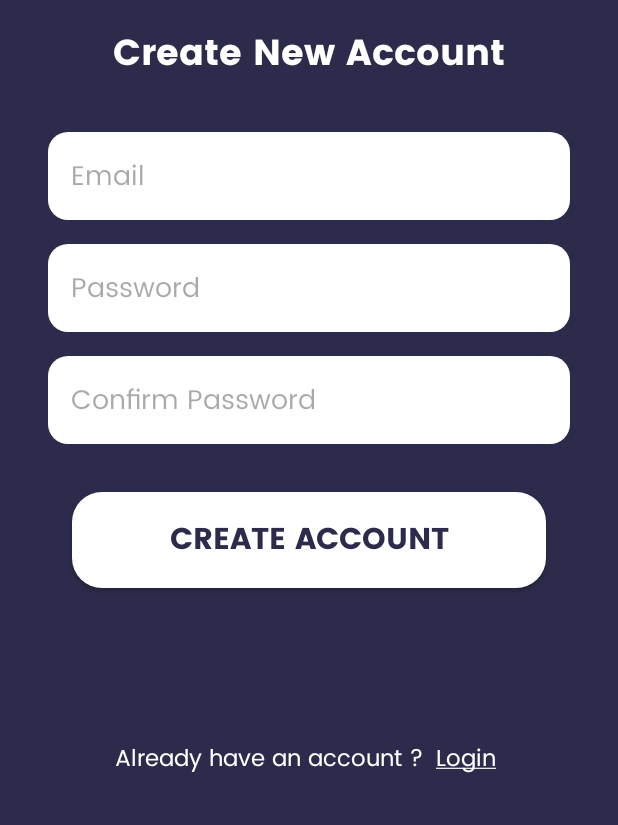
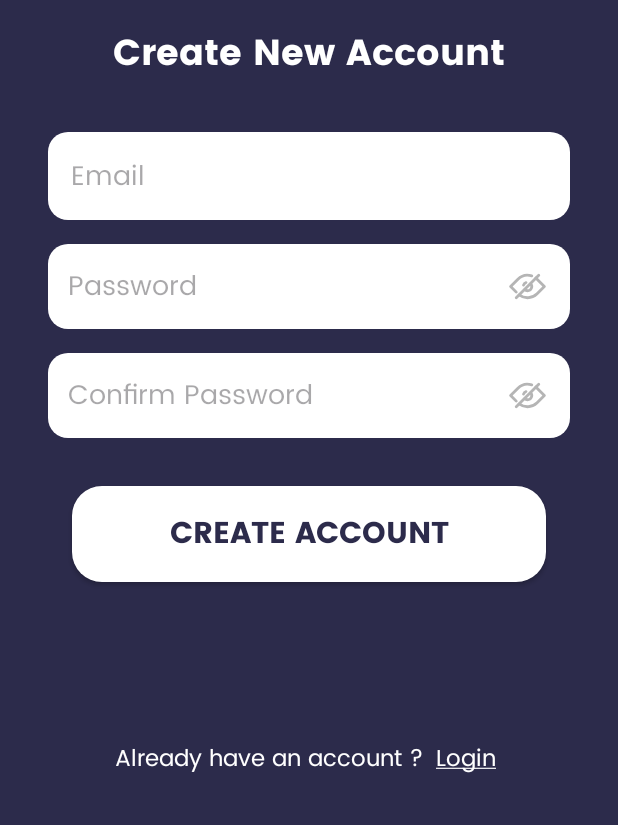
Before and after one commit to MianAbubakr/Notes-Vortex, an Android app: the CreateAccount screen opened directly, with no data from a screen before it, on a phone screen of 412 x 824 dp, the part 411-1236 px from its top. Run offline under Robolectric (Android 15) with nearby library versions, the phone set to English and light mode, and no system bars; our stand-ins replace Firebase (no records; nobody signed in at launch, a user with empty details on screens opened directly).

Commit message:
UI - Updates - Changes - UI Bugs Fixed - KeBoard Hide - Password Toggel Button IMplementation

```diff
--- /dev/null
+++ b/app/src/main/res/drawable/hide.xml
@@ -0,0 +1,6 @@
+<vector android:height="30dp" android:viewportHeight="32"
+    android:viewportWidth="32" android:width="30dp" xmlns:android="http://schemas.android.com/apk/res/android">
+    <path android:fillColor="#b5b5b5" android:pathData="M8,21a1,1 0,0 1,-0.71 -0.29l-4,-4a1,1 0,0 1,0 -1.42l5.18,-5.17a10.59,10.59 0,0 1,10.84 -2.6A1,1 0,0 1,20 8.78a1,1 0,0 1,-1.26 0.64,8.66 8.66,0 0,0 -8.81,2.11L5.41,16l3.3,3.29a1,1 0,0 1,0 1.42A1,1 0,0 1,8 21ZM16,25a10.61,10.61 0,0 1,-6.5 -2.21,1 1,0 1,1 1.22,-1.58 8.69,8.69 0,0 0,11.4 -0.74L26.59,16l-4.47,-4.47a9,9 0,0 0,-0.74 -0.66,1 1,0 1,1 1.24,-1.56 8.77,8.77 0,0 1,0.91 0.81l5.18,5.17a1,1 0,0 1,0 1.42l-5.18,5.17A10.62,10.62 0,0 1,16 25Z"/>
+    <path android:fillColor="#b5b5b5" android:pathData="M16,20a4,4 0,0 1,-2.67 -1,1 1,0 1,1 1.34,-1.49A2,2 0,0 0,16 18a2,2 0,0 0,2 -2,2 2,0 0,0 -0.51,-1.33A1,1 0,1 1,19 13.33,4 4,0 0,1 16,20ZM13.17,16a1,1 0,0 1,-0.33 -0.06,1 1,0 0,1 -0.61,-1.27 3.94,3.94 0,0 1,2.44 -2.44,1 1,0 0,1 0.66,1.88 2,2 0,0 0,-1.22 1.22,1 1,0 0,1 -0.94,0.67Z"/>
+    <path android:fillColor="#b5b5b5" android:pathData="M8,25a1,1 0,0 1,-0.71 -0.29,1 1,0 0,1 0,-1.42l16,-16a1,1 0,1 1,1.42 1.42l-16,16A1,1 0,0 1,8 25Z"/>
+</vector>
--- a/app/src/main/res/layout/activity_create_account.xml
+++ b/app/src/main/res/layout/activity_create_account.xml
@@ -2,6 +2,7 @@
 <androidx.constraintlayout.widget.ConstraintLayout xmlns:android="http://schemas.android.com/apk/res/android"
     xmlns:app="http://schemas.android.com/apk/res-auto"
     xmlns:tools="http://schemas.android.com/tools"
+    android:id="@+id/rootCreateAccount"
     android:layout_width="match_parent"
     android:layout_height="match_parent"
     android:background="@color/main_color"
@@ -53,10 +54,10 @@
         android:background="@drawable/edit_text_bg"
         android:fontFamily="@font/poppins_regular"
         android:hint="@string/email"
+        android:inputType="textEmailAddress"
         android:padding="15dp"
         android:textColor="@color/black"
         android:textSize="@dimen/normalTextSize"
-        android:inputType="textEmailAddress"
         app:layout_constraintEnd_toEndOf="parent"
         app:layout_constraintStart_toStartOf="parent"
         app:layout_constraintTop_toBottomOf="@+id/textView3"
@@ -68,12 +69,13 @@
         android:layout_height="wrap_content"
         android:layout_marginTop="16dp"
         android:background="@drawable/edit_text_bg"
+        android:drawableEnd="@drawable/hide"
         android:fontFamily="@font/poppins_regular"
         android:hint="@string/password"
-        android:padding="15dp"
+        android:inputType="textPassword"
+        android:padding="13dp"
         android:textColor="@color/black"
         android:textSize="@dimen/normalTextSize"
-        android:inputType="textPassword"
         app:layout_constraintEnd_toEndOf="@+id/emailET"
         app:layout_constraintStart_toStartOf="@+id/emailET"
         app:layout_constraintTop_toBottomOf="@+id/emailET"
@@ -85,12 +87,13 @@
         android:layout_height="wrap_content"
         android:layout_marginTop="16dp"
         android:background="@drawable/edit_text_bg"
+        android:drawableEnd="@drawable/hide"
         android:fontFamily="@font/poppins_regular"
         android:hint="@string/confirm_password"
-        android:padding="15dp"
+        android:inputType="textPassword"
+        android:padding="13dp"
         android:textColor="@color/black"
         android:textSize="@dimen/normalTextSize"
-        android:inputType="textPassword"
         app:layout_constraintEnd_toEndOf="@+id/passwordEt"
         app:layout_constraintStart_toStartOf="@+id/passwordEt"
         app:layout_constraintTop_toBottomOf="@+id/passwordEt"
```
Also changed, not shown: app/src/main/java/com/pl/notesvortex/Welcome/CreateAccount.java (+61 -0 lines), app/src/main/java/com/pl/notesvortex/Welcome/Login.java (+40 -0 lines), app/src/main/java/com/pl/notesvortex/addNotes/NotesDetails.java (+17 -0 lines), app/src/main/res/layout/activity_login.xml (+5 -3 lines).
